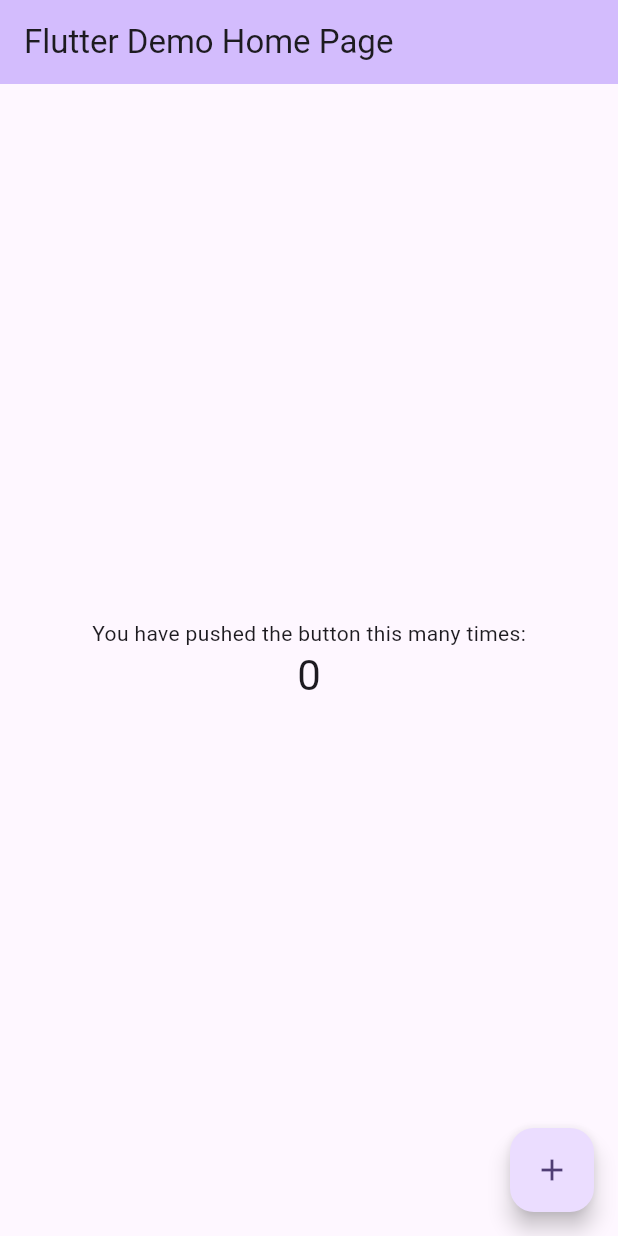
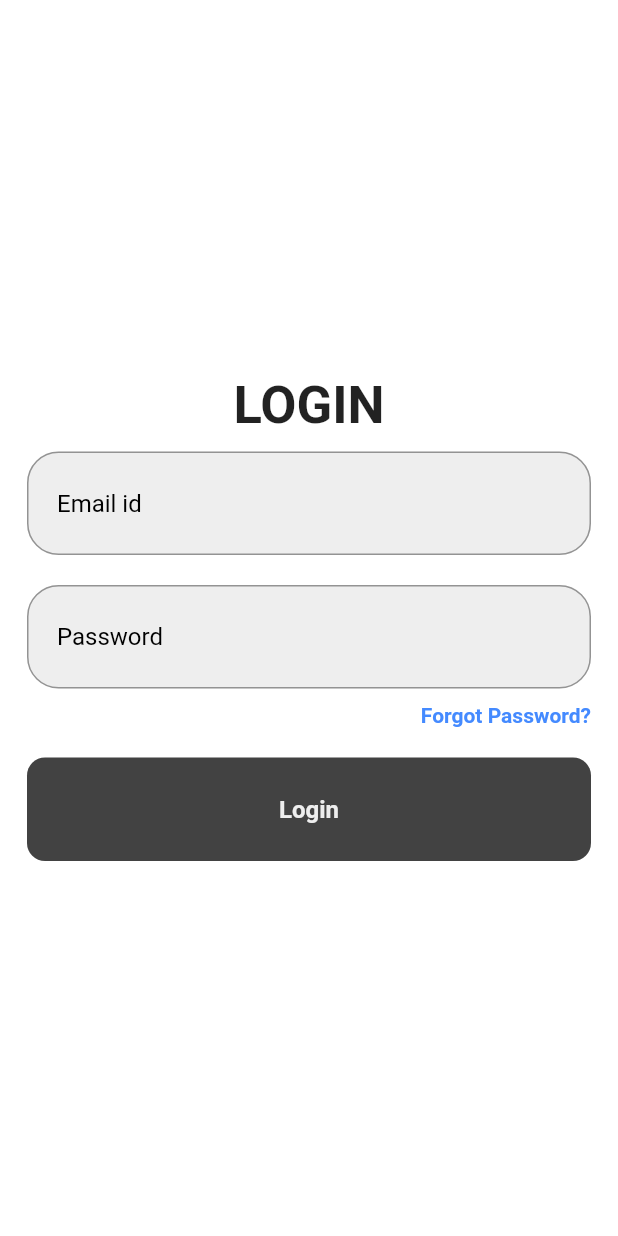
Before and after one commit to RangaKomalSai/E-Dialysis, a Flutter app: the screen it shows after launch, on a phone screen of 412 x 824 dp. Run offline on Flutter 3.47's test engine with Material 2 defaults, Android fonts, the phone set to English and light mode, and no system bars.

Commit message:
added login page

```diff
--- a/lib/main.dart
+++ b/lib/main.dart
@@ -1,3 +1,5 @@
+import 'package:edialysis/pages/login_page.dart';
+import 'package:edialysis/themes/light_theme.dart';
 import 'package:flutter/material.dart';
 
 void main() {
@@ -7,31 +9,13 @@ void main() {
 class MyApp extends StatelessWidget {
   const MyApp({super.key});
 
-  // This widget is the root of your application.
   @override
   Widget build(BuildContext context) {
     return MaterialApp(
       title: 'Flutter Demo',
-      theme: ThemeData(
-        // This is the theme of your application.
-        //
-        // TRY THIS: Try running your application with "flutter run". You'll see
-        // the application has a blue toolbar. Then, without quitting the app,
-        // try changing the seedColor in the colorScheme below to Colors.green
-        // and then invoke "hot reload" (save your changes or press the "hot
-        // reload" button in a Flutter-supported IDE, or press "r" if you used
-        // the command line to start the app).
-        //
-        // Notice that the counter didn't reset back to zero; the application
-        // state is not lost during the reload. To reset the state, use hot
-        // restart instead.
-        //
-        // This works for code too, not just values: Most code changes can be
-        // tested with just a hot reload.
-        colorScheme: ColorScheme.fromSeed(seedColor: Colors.deepPurple),
-        useMaterial3: true,
-      ),
-      home: const MyHomePage(title: 'Flutter Demo Home Page'),
+      debugShowCheckedModeBanner: false,
+      theme: lightMode,
+      home: LoginPage(),
     );
   }
 }
--- a/lib/pages/login_page.dart
+++ b/lib/pages/login_page.dart
@@ -0,0 +1,68 @@
+import 'package:edialysis/widgets/button.dart';
+import 'package:edialysis/widgets/textfield.dart';
+import 'package:flutter/material.dart';
+
+class LoginPage extends StatelessWidget {
+  final emailController = TextEditingController();
+  final pswdController = TextEditingController();
+  LoginPage({super.key});
+
+  @override
+  Widget build(BuildContext context) {
+    return Scaffold(
+      backgroundColor: Theme.of(context).colorScheme.background,
+      body: Center(
+        child: Padding(
+          padding: const EdgeInsets.all(18.0),
+          child: Column(
+            mainAxisAlignment:MainAxisAlignment.center,
+            children: [
+              const Text(
+                'LOGIN',
+                style: TextStyle(
+                    fontWeight: FontWeight.bold,
+                    fontSize: 35
+                ),
+              ),
+              const SizedBox(height: 10,),
+              MyTextField(
+                  textEditingController: emailController,
+                  myHintText: 'Email id',
+                  textInputAction: TextInputAction.next,
+                  keyboardType: TextInputType.emailAddress
+              ),
+              const SizedBox(height: 20),
+              MyTextField(
+                  textEditingController: pswdController,
+                  myHintText: 'Password',
+                  textInputAction: TextInputAction.done,
+                  keyboardType: TextInputType.text,
+                  myObscureText: true,
+              ),
+              const SizedBox(height: 10,),
+              Row(
+                mainAxisAlignment: MainAxisAlignment.end,
+                children: [
+                  GestureDetector(
+                    onTap: (){},
+                    child: const Text(
+                      'Forgot Password?',
+                      style: TextStyle(
+                        color: Colors.blueAccent,
+                        fontWeight: FontWeight.bold ),
+                    ),
+                  ),
+                ],
+              ),
+              const SizedBox(height: 20,),
+
+              //sign-in button
+              MyButton(text: 'Login', onTap: (){})
+              //register now button
+            ],
+          ),
+        ),
+      ),
+    );
+  }
+}
--- a/lib/themes/light_theme.dart
+++ b/lib/themes/light_theme.dart
@@ -0,0 +1,11 @@
+import 'package:flutter/material.dart';
+
+ThemeData lightMode = ThemeData(
+  brightness: Brightness.light,
+  colorScheme: ColorScheme.light(
+    background: Colors.white,
+    primary: Colors.grey.shade200,
+    secondary: Colors.grey.shade400,
+    inversePrimary: Colors.grey.shade800
+  )
+);
--- a/lib/widgets/button.dart
+++ b/lib/widgets/button.dart
@@ -0,0 +1,35 @@
+import 'package:flutter/material.dart';
+
+class MyButton extends StatelessWidget {
+  final String text;
+  final void Function()? onTap;
+  const MyButton({
+    super.key,
+    required this.text,
+    required this.onTap
+  });
+
+  @override
+  Widget build(BuildContext context) {
+    return GestureDetector(
+      onTap: onTap,
+      child: Container(
+        decoration: BoxDecoration(
+          borderRadius: BorderRadius.circular(12.0),
+          color: Theme.of(context).colorScheme.inversePrimary,
+        ),
+        padding: const EdgeInsets.all(25),
+        child: Center(
+          child: Text(
+            text,
+            style: TextStyle(
+              color: Theme.of(context).colorScheme.primary,
+              fontWeight: FontWeight.bold,
+              fontSize: 16
+            ),
+          ),
+        ),
+      ),
+    );
+  }
+}
--- a/lib/widgets/textfield.dart
+++ b/lib/widgets/textfield.dart
@@ -0,0 +1,51 @@
+import 'package:flutter/material.dart';
+
+class MyTextField extends StatelessWidget {
+  final TextEditingController textEditingController;
+  final Widget? prefixIcon;
+  final String myHintText;
+  final bool myObscureText;
+  final TextInputAction textInputAction;
+  final TextInputType keyboardType;
+
+  const MyTextField({
+    super.key,
+    required this.textEditingController,
+    this.prefixIcon,
+    required this.myHintText,
+    this.myObscureText = false,
+    required this.textInputAction,
+    required this.keyboardType,
+  });
+
+  @override
+  Widget build(BuildContext context) {
+    return TextField(
+      decoration: InputDecoration(
+        contentPadding: EdgeInsets.fromLTRB(20, 25, 0, 25),
+        prefixIcon: prefixIcon,
+        hintText: myHintText,
+        hintStyle: const TextStyle(
+          color: Colors.black
+        ),
+        filled: true,
+        fillColor: Colors.grey[200],
+          enabledBorder: OutlineInputBorder(
+            borderSide: const BorderSide(color: Colors.black38),
+            borderRadius: BorderRadius.circular(21),
+          ),
+        focusedBorder: OutlineInputBorder(
+          borderSide: const BorderSide(
+              color: Color.fromRGBO(47, 37, 245, 1),
+              width: 2.0
+          ),
+          borderRadius: BorderRadius.circular(21),
+        )
+      ),
+      controller: textEditingController,
+      obscureText: myObscureText,
+      textInputAction: textInputAction,
+      keyboardType: keyboardType,
+    );
+  }
+}
```
